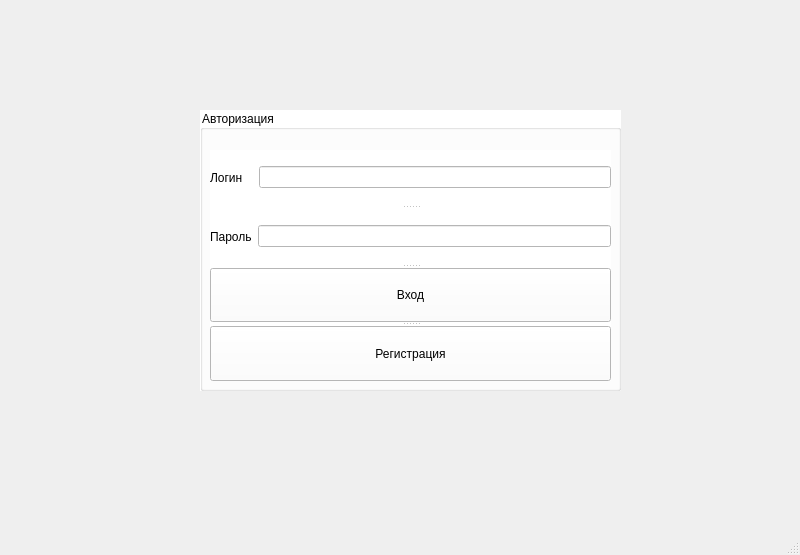
Old version of the form src/app/hello_w.ui in the repository zloyaloha/permisson-service.
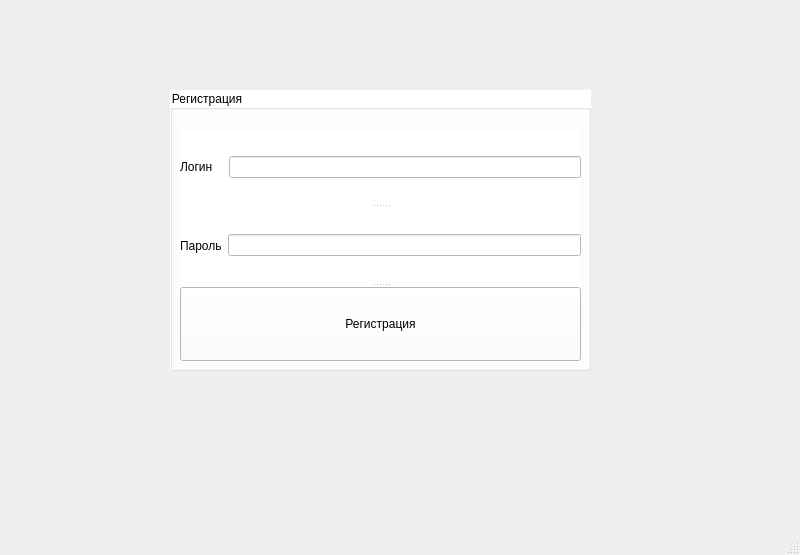
New version of the form. The open tabs and pages were chosen to show the change.

```diff
--- a/src/app/hello_w.ui
+++ b/src/app/hello_w.ui
@@ -13,12 +13,37 @@
   <property name="windowTitle">
    <string>MainWindow</string>
   </property>
-  <widget class="QWidget" name="centralwidget">
-   <widget class="QGroupBox" name="groupBox">
+  <widget class="QWidget" name="main">
+   <widget class="QStackedWidget" name="stackedWidget">
+    <property name="geometry">
+     <rect>
+      <x>0</x>
+      <y>10</y>
+      <width>791</width>
+      <height>511</height>
+     </rect>
+    </property>
+    <property name="maximumSize">
+     <size>
+      <width>791</width>
+      <height>511</height>
+     </size>
+    </property>
+    <property name="currentIndex">
+     <number>0</number>
+    </property>
+    <widget class="QWidget" name="loginWindow">
+     <property name="maximumSize">
+      <size>
+       <width>791</width>
+       <height>511</height>
+      </size>
+     </property>
+     <widget class="QGroupBox" name="loginBox">
     <property name="geometry">
      <rect>
       <x>200</x>
-      <y>110</y>
+        <y>120</y>
       <width>421</width>
       <height>281</height>
      </rect>
@@ -54,7 +79,7 @@
      <property name="orientation">
       <enum>Qt::Vertical</enum>
      </property>
-     <widget class="QWidget" name="">
+       <widget class="QWidget" name="layoutWidget">
       <layout class="QHBoxLayout" name="horizontalLayout_2">
        <item>
         <widget class="QLabel" name="label">
@@ -71,7 +96,7 @@
        </item>
       </layout>
      </widget>
-     <widget class="QWidget" name="">
+       <widget class="QWidget" name="layoutWidget">
       <layout class="QHBoxLayout" name="horizontalLayout">
        <item>
         <widget class="QLabel" name="label_2">
@@ -101,6 +126,97 @@
     </widget>
    </widget>
   </widget>
+    <widget class="QWidget" name="registrationWindow">
+     <property name="maximumSize">
+      <size>
+       <width>791</width>
+       <height>511</height>
+      </size>
+     </property>
+     <widget class="QGroupBox" name="registrationBox">
+      <property name="geometry">
+       <rect>
+        <x>170</x>
+        <y>80</y>
+        <width>421</width>
+        <height>281</height>
+       </rect>
+      </property>
+      <property name="maximumSize">
+       <size>
+        <width>421</width>
+        <height>281</height>
+       </size>
+      </property>
+      <property name="toolTip">
+       <string>&lt;html&gt;&lt;head/&gt;&lt;body&gt;&lt;p align=&quot;center&quot;&gt;Авторизация&lt;/p&gt;&lt;/body&gt;&lt;/html&gt;</string>
+      </property>
+      <property name="whatsThis">
+       <string>&lt;html&gt;&lt;head/&gt;&lt;body&gt;&lt;p align=&quot;center&quot;&gt;фывфыв&lt;/p&gt;&lt;/body&gt;&lt;/html&gt;</string>
+      </property>
+      <property name="styleSheet">
+       <string notr="true">background-color: rgb(255, 255, 255);
+font: 25 18pt &quot;Ubuntu Light&quot;;</string>
+      </property>
+      <property name="title">
+       <string>Регистрация</string>
+      </property>
+      <widget class="QSplitter" name="splitter_2">
+       <property name="geometry">
+        <rect>
+         <x>10</x>
+         <y>40</y>
+         <width>401</width>
+         <height>231</height>
+        </rect>
+       </property>
+       <property name="orientation">
+        <enum>Qt::Vertical</enum>
+       </property>
+       <widget class="QWidget" name="layoutWidget_2">
+        <layout class="QHBoxLayout" name="horizontalLayout_3">
+         <item>
+          <widget class="QLabel" name="loginLabelRegistration">
+           <property name="styleSheet">
+            <string notr="true">font: 25 12pt &quot;Ubuntu Light&quot;;</string>
+           </property>
+           <property name="text">
+            <string>Логин   </string>
+           </property>
+          </widget>
+         </item>
+         <item>
+          <widget class="QLineEdit" name="loginRegistration"/>
+         </item>
+        </layout>
+       </widget>
+       <widget class="QWidget" name="layoutWidget_3">
+        <layout class="QHBoxLayout" name="horizontalLayout_4">
+         <item>
+          <widget class="QLabel" name="passwordLabelRegistration">
+           <property name="styleSheet">
+            <string notr="true">font: 25 12pt &quot;Ubuntu Light&quot;;</string>
+           </property>
+           <property name="text">
+            <string>Пароль</string>
+           </property>
+          </widget>
+         </item>
+         <item>
+          <widget class="QLineEdit" name="passwordRegistration"/>
+         </item>
+        </layout>
+       </widget>
+       <widget class="QPushButton" name="registrationRegistrationButton">
+        <property name="text">
+         <string>Регистрация</string>
+        </property>
+       </widget>
+      </widget>
+     </widget>
+    </widget>
+   </widget>
+  </widget>
   <widget class="QMenuBar" name="menubar">
    <property name="geometry">
     <rect>
```
Left out of the diff: 6 changed lines with no effect on the pictures. Lines whose indentation alone changed are shown as unchanged.
